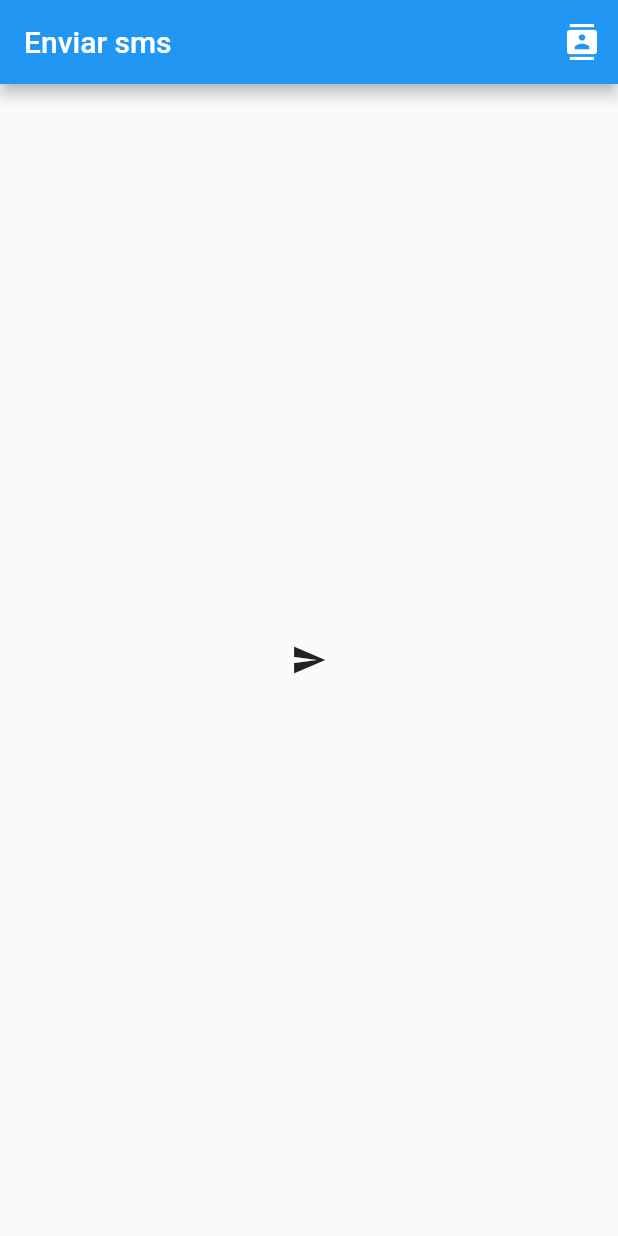
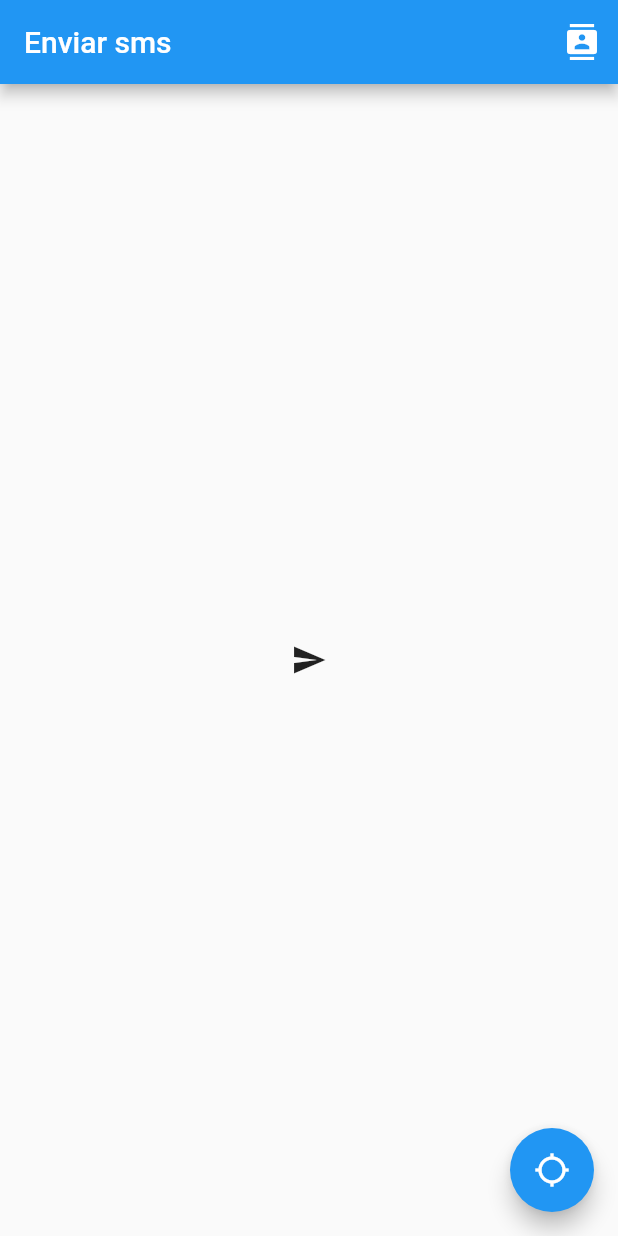
Before and after one commit to AnthJos/sms_alert, a Flutter app: the screen it shows after launch, on a phone screen of 412 x 824 dp. Run offline on Flutter 3.47's test engine with Material 2 defaults, Android fonts, the phone set to English and light mode, and no system bars; our stand-ins replace location; missing offline and left inert: sms_maintained.

Commit message:
version location

```diff
--- a/lib/pages/home_page.dart
+++ b/lib/pages/home_page.dart
@@ -1,5 +1,6 @@
 import 'package:flutter/material.dart';
 import 'package:sms_maintained/sms.dart';
+import 'package:location/location.dart';
 
 
 class HomePage extends StatefulWidget {
@@ -19,6 +20,8 @@ class _HomePageState extends State<HomePage> {
     String message = "This is a test message!";
     List<String> recipents = ["997966231", "954759224","943480929","922680724"];
 
+    var currentLocation = LocationData;
+    var location = new Location();
     return Scaffold(
       appBar: AppBar(
         title: Text('Enviar sms'),
@@ -44,6 +47,15 @@ class _HomePageState extends State<HomePage> {
           ),
         ),
       ),
+      floatingActionButton: FloatingActionButton(
+        onPressed: () async {
+          location.onLocationChanged().listen((LocationData currentLocation) {
+            print(currentLocation.latitude);
+            print(currentLocation.longitude);
+          });
+        },
+        child: Icon(Icons.location_searching),
+      ),
     );
   }
 
--- a/pubspec.yaml
+++ b/pubspec.yaml
@@ -24,6 +24,7 @@ dependencies:
   # Use with the CupertinoIcons class for iOS style icons.
   cupertino_icons: ^0.1.2
   sms_maintained: ^0.2.5
+  location: ^2.3.5
 
 dev_dependencies:
   flutter_test:
```
Also changed, not shown: pubspec.lock, 4 other files.
